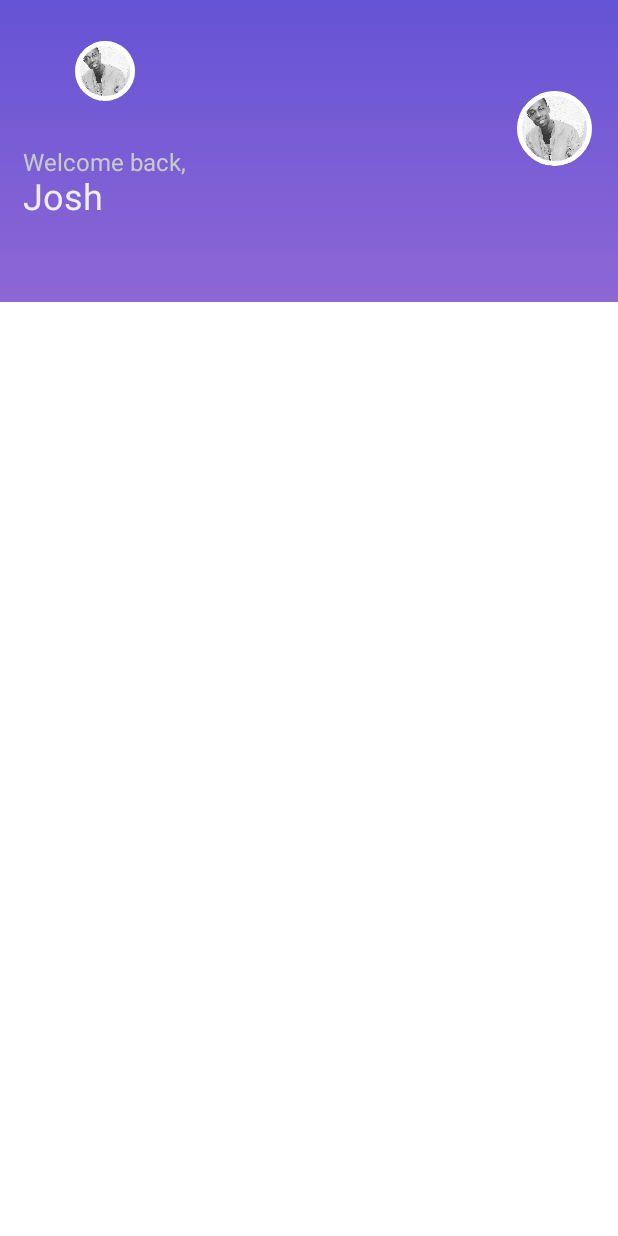
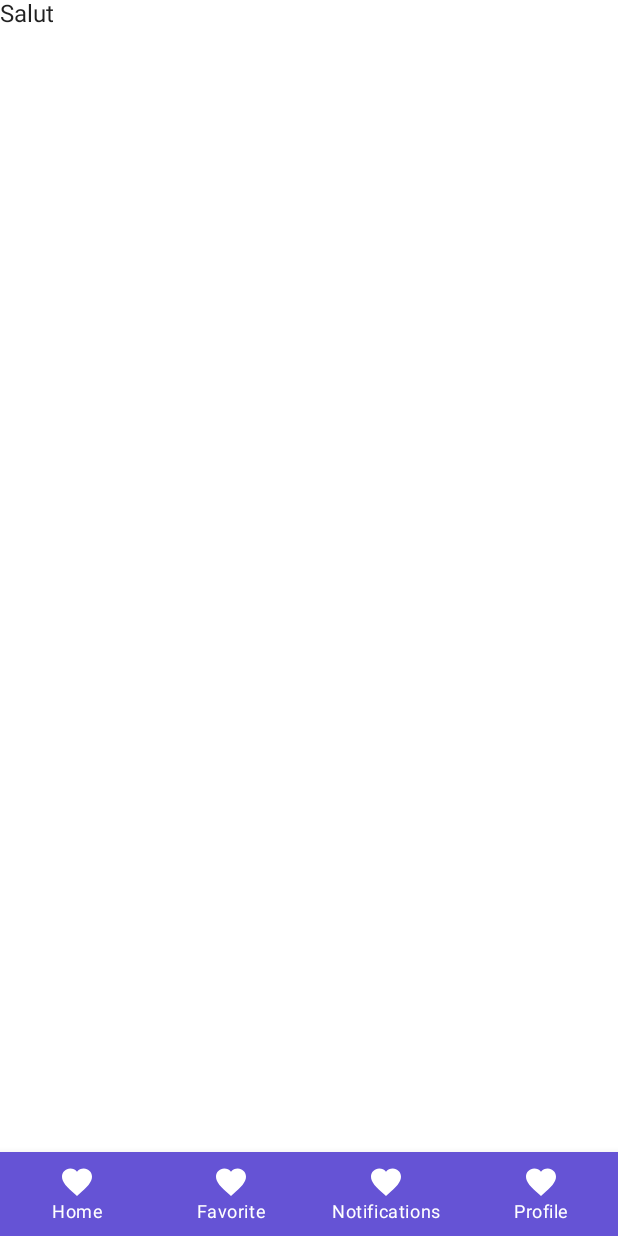
Before and after one commit to josh-Muleshi/EventCademyComposeUi, an Android app built with Jetpack Compose: the screen it shows after launch (MainActivity), on a phone screen of 412 x 824 dp. Run offline under Robolectric (Android 15) with nearby library versions, the phone set to English and light mode, and no system bars.

Commit message:
try to implement something with many bugs

```diff
--- a/app/src/main/java/com/example/eventcademycomposeui/MainActivity.kt
+++ b/app/src/main/java/com/example/eventcademycomposeui/MainActivity.kt
@@ -3,15 +3,22 @@ package com.example.eventcademycomposeui
 import android.os.Bundle
 import androidx.activity.ComponentActivity
 import androidx.activity.compose.setContent
-import androidx.compose.material.BottomNavigation
-import androidx.compose.material.BottomNavigationItem
-import androidx.compose.material.Icon
+import androidx.compose.foundation.layout.padding
+import androidx.compose.material.*
+import androidx.compose.material.icons.Icons
+import androidx.compose.material.icons.filled.Favorite
 import androidx.compose.runtime.Composable
 import androidx.compose.runtime.getValue
+import androidx.compose.ui.Modifier
 import androidx.compose.ui.res.stringResource
 import androidx.compose.ui.tooling.preview.Preview
+import androidx.navigation.NavDestination.Companion.hierarchy
+import androidx.navigation.NavGraph.Companion.findStartDestination
+import androidx.navigation.compose.NavHost
+import androidx.navigation.compose.composable
 import androidx.navigation.compose.currentBackStackEntryAsState
 import androidx.navigation.compose.rememberNavController
+import com.example.eventcademycomposeui.ui.FavoriteScreen
 import com.example.eventcademycomposeui.ui.HomeScreen
 import com.example.eventcademycomposeui.ui.Screen
 import com.example.eventcademycomposeui.ui.theme.EventCademyComposeUiTheme
@@ -22,32 +29,52 @@ class MainActivity : ComponentActivity() {
         super.onCreate(savedInstanceState)
         setContent {
             EventCademyComposeUiTheme {
-                HomeScreen()
+                HomeScreen(null)
+                MyBottomNavigationBar()
             }
         }
     }
 }
 @Composable
 fun MyBottomNavigationBar(){
+    val items = listOf(Screen.Home, Screen.Favorite, Screen.Notification, Screen.Profile)
     val navController = rememberNavController()
-    val items = listOf(Screen.Home, Screen.Favorite, Screen.Notification, Screen.Profile)
+    Scaffold(
+        bottomBar = {
             BottomNavigation {
-        val currentBasicStateEntry by navController.currentBackStackEntryAsState()
-        val currentRoute = currentBasicStateEntry?.arguments?.getString("route")
+                val navBackStackEntry by navController.currentBackStackEntryAsState()
+                val currentDestination = navBackStackEntry?.destination
                 items.forEach { screen ->
                     BottomNavigationItem(
-                selected = currentRoute == screen.route,
+                        icon = { Icon(Icons.Filled.Favorite, contentDescription = null) },
+                        label = { Text(stringResource(screen.resourceId)) },
+                        selected = currentDestination?.hierarchy?.any { it.route == screen.route } == true,
                         onClick = {
-                    navController.navigate(screen.route){
-                        popUpTo = navController.graph.startDestinationId
+                            navController.navigate(screen.route) {
+                                // Pop up to the start destination of the graph to
+                                // avoid building up a large stack of destinations
+                                // on the back stack as users select items
+                                popUpTo(navController.graph.findStartDestination().id) {
+                                    saveState = true
+                                }
+                                // Avoid multiple copies of the same destination when
+                                // reselecting the same item
                                 launchSingleTop = true
+                                // Restore state when reselecting a previously selected item
+                                restoreState = true
                             }
-
-                },
-                icon = { Icon(screen.icon, contentDescription = stringResource(screen.resourceId)) }
+                        }
                     )
                 }
-
+            }
+        }
+    ) { innerPadding ->
+        NavHost(navController, startDestination = Screen.Profile.route, Modifier.padding(innerPadding)) {
+            composable(Screen.Home.route) { HomeScreen(navController) }
+            composable(Screen.Favorite.route) { FavoriteScreen(navController) }
+            /*composable(Screen.Notification.route) { Screen.Profile(navController) }
+            composable(Screen.Profile.route) { Screen.Profile(navController) }*/
+        }
     }
 }
 
@@ -55,6 +82,7 @@ fun MyBottomNavigationBar(){
 @Composable
 fun MyAppPreview() {
     EventCademyComposeUiTheme {
-        HomeScreen()
+        HomeScreen(null)
+        MyBottomNavigationBar()
     }
 }
--- a/app/src/main/java/com/example/eventcademycomposeui/ui/FavoriteScreen.kt
+++ b/app/src/main/java/com/example/eventcademycomposeui/ui/FavoriteScreen.kt
@@ -1 +1,24 @@
 package com.example.eventcademycomposeui.ui
+
+import androidx.compose.foundation.background
+import androidx.compose.foundation.layout.Box
+import androidx.compose.foundation.layout.Column
+import androidx.compose.foundation.layout.fillMaxSize
+import androidx.compose.material.Text
+import androidx.compose.runtime.Composable
+import androidx.compose.ui.Modifier
+import androidx.compose.ui.graphics.Color
+import androidx.navigation.NavController
+
+@Composable
+fun FavoriteScreen(navController: NavController){
+    Box(
+        modifier = Modifier
+            .background(Color.Transparent)
+            .fillMaxSize()
+    ){
+        Column {
+            Text(text = "Salut")
+        }
+    }
+}
--- a/app/src/main/java/com/example/eventcademycomposeui/ui/HomeScreen.kt
+++ b/app/src/main/java/com/example/eventcademycomposeui/ui/HomeScreen.kt
@@ -16,11 +16,12 @@ import androidx.compose.ui.graphics.Brush
 import androidx.compose.ui.graphics.Color
 import androidx.compose.ui.res.painterResource
 import androidx.compose.ui.unit.dp
+import androidx.navigation.NavController
 import com.example.eventcademycomposeui.R
 import com.example.eventcademycomposeui.ui.theme.*
 
 @Composable
-fun HomeScreen(){
+fun HomeScreen(navController: NavController?){
     Box(
         modifier = Modifier
             .background(Color.Transparent)
```
Lines whose indentation alone changed are shown as unchanged.
